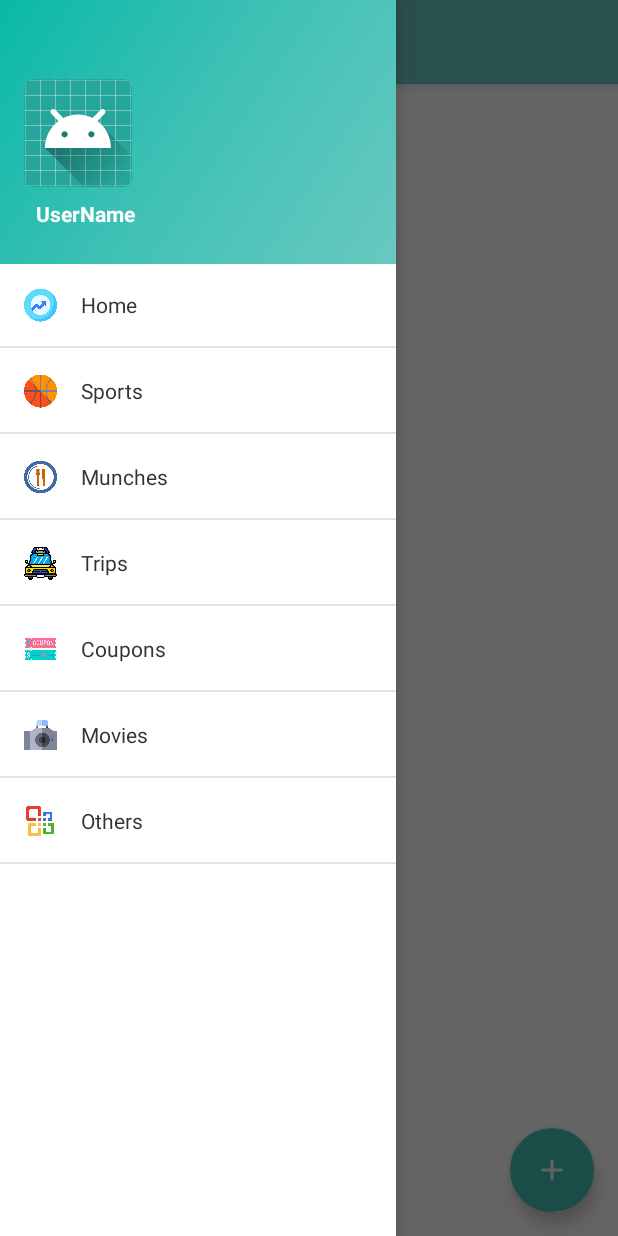
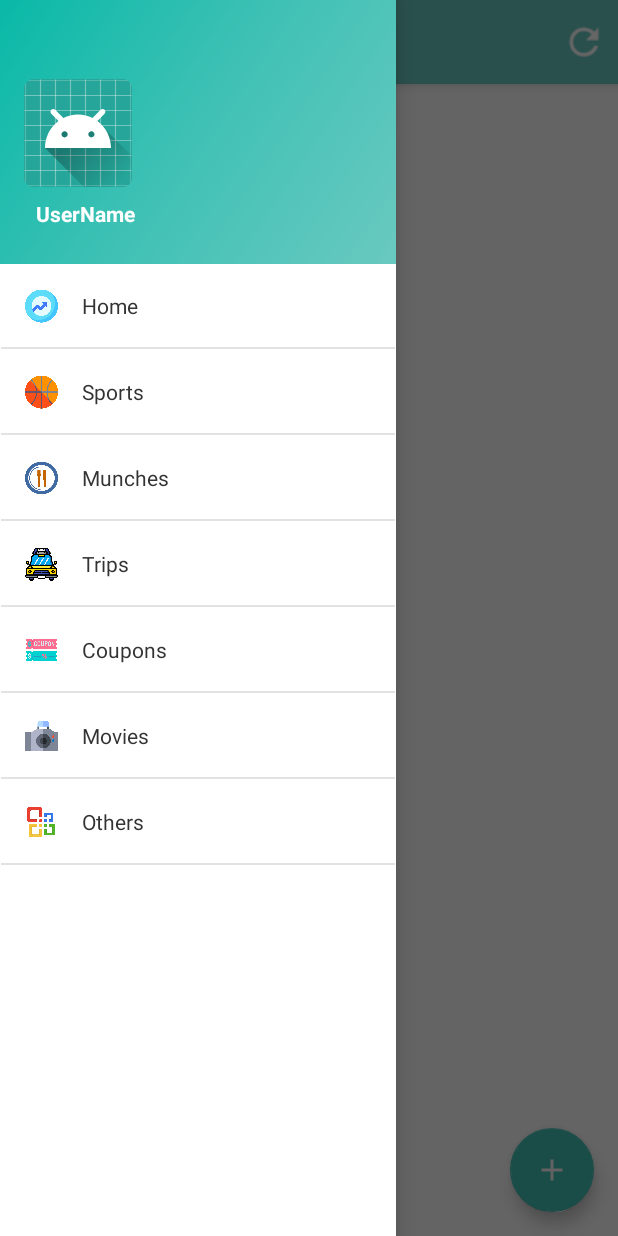
Before and after one commit to ShwetaTiwari21/JoinUs, an Android app: the MainActivity screen opened directly, with no data from a screen before it, with the side drawer open, on a phone screen of 412 x 824 dp. Run offline under Robolectric (Android 15) with nearby library versions, the phone set to English and light mode, and no system bars.

Commit message:
addred refresh button and list selector

```diff
--- a/app/src/main/java/com/example/joinus/joinusapp/activities/MainActivity.kt
+++ b/app/src/main/java/com/example/joinus/joinusapp/activities/MainActivity.kt
@@ -33,6 +33,11 @@ class MainActivity : AppCompatActivity() {
         setContentView(R.layout.activity_main)
         loadNavigationMenu()
         setupRecyclerView()
+
+        iv_refresh.setOnClickListener {view->
+            Snackbar.make(view, "Replace with your own action", Snackbar.LENGTH_LONG)
+                    .setAction("Action", null).show()
+        }
 
         fab.setOnClickListener { view ->
             Snackbar.make(view, "Replace with your own action", Snackbar.LENGTH_LONG)
--- /dev/null
+++ b/app/src/main/res/drawable/ripple_navigation_selectore.xml
@@ -0,0 +1,39 @@
+<?xml version="1.0" encoding="utf-8"?>
+
+<selector xmlns:android="http://schemas.android.com/apk/res/android"
+    android:constantSize="true">
+
+    <item  android:state_focused="false" android:state_pressed="false">
+
+        <shape android:shape="rectangle">
+            <solid android:color="@android:color/transparent"/>
+
+            <stroke android:width="2dp" android:color="@android:color/transparent" />
+            <padding android:left="1dp" android:top="1dp" android:right="1dp"
+                android:bottom="1dp" />
+        </shape>
+    </item>
+
+    <item  android:state_focused="true" android:state_pressed="false">
+
+        <shape android:shape="rectangle">
+
+            <solid android:color="@color/Air"/>
+            <stroke android:width="4dp" android:color="@color/light_green" />
+            <padding android:left="1dp" android:top="1dp" android:right="1dp"
+                android:bottom="1dp" />
+        </shape>
+    </item>
+
+    <item android:state_pressed="true">
+
+        <shape android:shape="rectangle">
+
+            <solid android:color="@color/TextTertiaryDark"/>
+            <stroke android:width="4dp" android:color="@color/light_green" />
+            <padding android:left="1dp" android:top="1dp" android:right="1dp"
+                android:bottom="1dp" />
+        </shape>
+    </item>
+
+</selector>
--- a/app/src/main/res/layout/activity_main.xml
+++ b/app/src/main/res/layout/activity_main.xml
@@ -32,12 +32,12 @@
             android:id="@+id/lv_main_landing_drawer"
             android:layout_width="match_parent"
             android:layout_height="match_parent"
+            android:background="@color/white"
             android:layout_below="@+id/drawer_header"
-            android:background="@android:color/white"
+            android:listSelector="@drawable/ripple_navigation_selectore"
             android:choiceMode="singleChoice"
             android:divider="@android:color/white"
-            android:dividerHeight="1dp"
-            android:listSelector="@android:color/transparent" />
+            android:dividerHeight="1dp" />
 
     </RelativeLayout>
 
--- a/app/src/main/res/layout/app_bar_main.xml
+++ b/app/src/main/res/layout/app_bar_main.xml
@@ -16,7 +16,20 @@
             android:layout_width="match_parent"
             android:layout_height="?attr/actionBarSize"
             android:background="?attr/colorPrimary"
-            app:popupTheme="@style/AppTheme.PopupOverlay" />
+            app:title="ShipsyDaily"
+            android:layout_gravity="end"
+            app:popupTheme="@style/AppTheme.PopupOverlay" >
+
+
+            <ImageView
+                android:id="@+id/iv_refresh"
+                android:layout_marginStart="200dp"
+                android:layout_marginRight="200dp"
+                android:layout_width="40dp"
+                android:layout_height="40dp"
+                android:src="@drawable/ic_refresh"
+                />
+        </android.support.v7.widget.Toolbar>
 
     </android.support.design.widget.AppBarLayout>
 
```
Also changed, not shown: app/src/main/res/drawable-hdpi/ic_refresh.png (added), app/src/main/res/drawable-mdpi/ic_refresh.png (added), app/src/main/res/drawable-xxhdpi/ic_refresh.png (added), app/src/main/res/drawable-xxxhdpi/ic_refresh.png (added).
